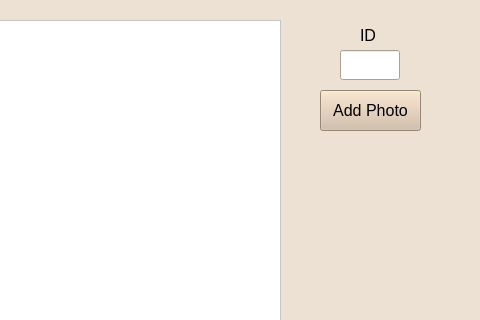
The window that ui/photodialog.ui (EtoDrowsy/CS499) describes before a commit, drawn with Qt 5; both pictures show x 720 to 1200 and y 0 to 320 of the 1200 by 800 pixel window.
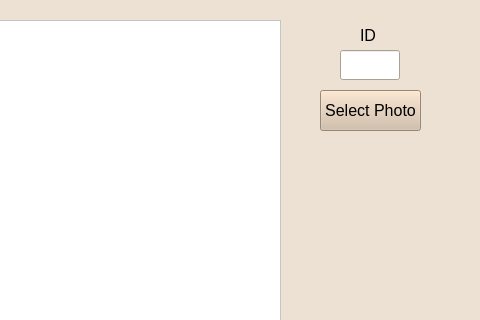
The same window after the commit.

```diff
--- a/ui/photodialog.ui
+++ b/ui/photodialog.ui
@@ -101,7 +101,7 @@
     <string notr="true">background-color:rgb(209, 188, 164);color:black</string>
    </property>
    <property name="text">
-    <string>Add Photo</string>
+    <string>Select Photo</string>
    </property>
   </widget>
   <widget class="QGraphicsView" name="previewBox">
```
